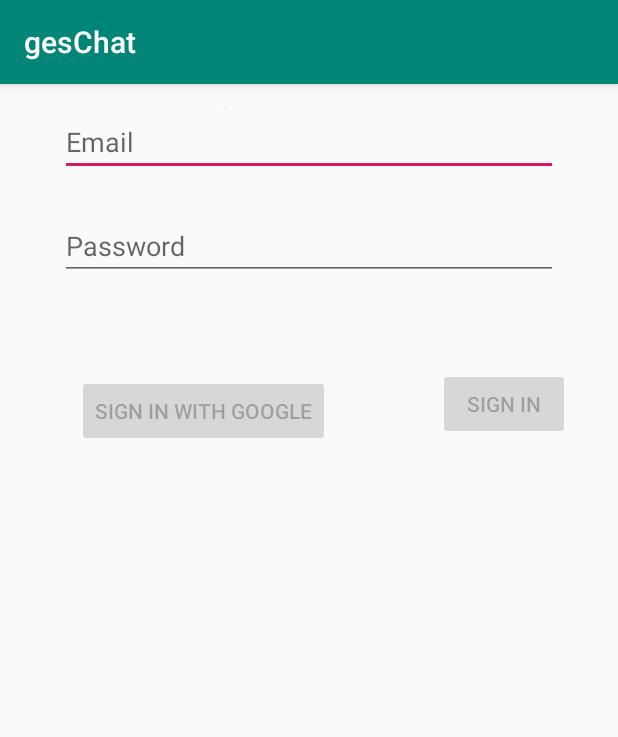
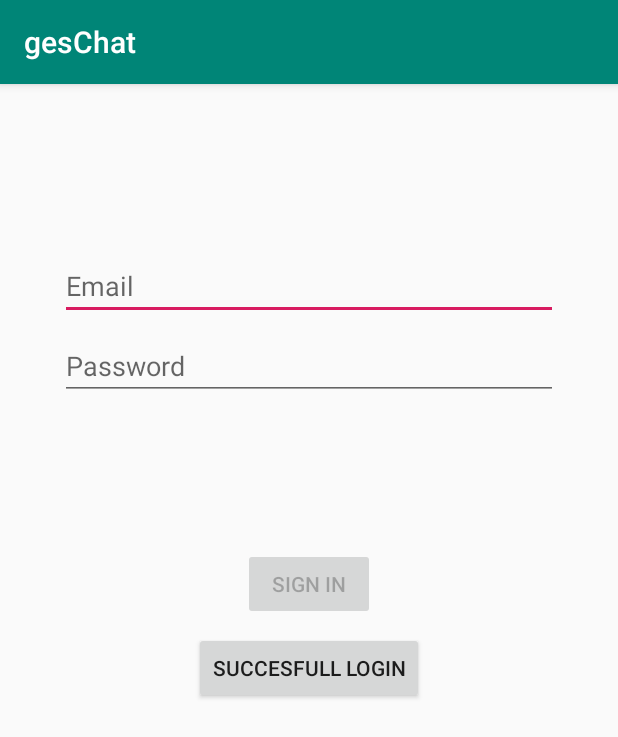
Before and after one commit to marylicious/GesChat, an Android app: the screen it shows after launch (LoginActivity), on a phone screen of 412 x 824 dp. Shown: the top 737 px of the screen. Run offline under Robolectric (Android 15) with nearby library versions, the phone set to English and light mode, and no system bars.

Commit message:
fixing merge issue with activity login

```diff
--- a/app/src/main/java/com/example/geschat/ui/login/LoginActivity.java
+++ b/app/src/main/java/com/example/geschat/ui/login/LoginActivity.java
@@ -10,7 +10,7 @@ import com.example.geschat.R;
 
 public class LoginActivity extends AppCompatActivity {
 
-    private LoginViewModel loginViewModel;
+    //private LoginViewModel loginViewModel;
 
 
     private Button button; //Linea agregada para el cambio de abajo
--- a/app/src/main/res/layout/activity_login.xml
+++ b/app/src/main/res/layout/activity_login.xml
@@ -16,6 +16,7 @@
         android:layout_width="0dp"
         android:layout_height="wrap_content"
         android:layout_marginStart="24dp"
+        android:layout_marginTop="96dp"
         android:layout_marginEnd="24dp"
 
         android:hint="@string/prompt_email"
@@ -23,14 +24,14 @@
         android:selectAllOnFocus="true"
         app:layout_constraintEnd_toEndOf="parent"
         app:layout_constraintStart_toStartOf="parent"
-        tools:layout_editor_absoluteY="182dp" />
+        app:layout_constraintTop_toTopOf="parent" />
 
     <EditText
         android:id="@+id/password"
         android:layout_width="0dp"
         android:layout_height="wrap_content"
         android:layout_marginStart="24dp"
-        android:layout_marginTop="24dp"
+        android:layout_marginTop="8dp"
         android:layout_marginEnd="24dp"
 
         android:hint="@string/prompt_password"
@@ -43,40 +44,21 @@
         app:layout_constraintTop_toBottomOf="@+id/username" />
 
     <Button
-        android:id="@+id/logingoogle"
-        android:layout_width="wrap_content"
-        android:layout_height="wrap_content"
-        android:layout_gravity="start"
-        android:layout_marginStart="24dp"
-        android:layout_marginLeft="24dp"
-        android:layout_marginTop="16dp"
-        android:layout_marginEnd="8dp"
-        android:layout_marginRight="8dp"
-        android:layout_marginBottom="64dp"
-        android:enabled="false"
-        android:text="@string/action_sign_in_google"
-        app:layout_constraintBottom_toBottomOf="parent"
-        app:layout_constraintEnd_toStartOf="@+id/login"
-        app:layout_constraintHorizontal_bias="0.153"
-        app:layout_constraintStart_toStartOf="parent"
-        app:layout_constraintTop_toBottomOf="@+id/password"
-        app:layout_constraintVertical_bias="0.096" />
-
-    <Button
         android:id="@+id/login"
         android:layout_width="wrap_content"
         android:layout_height="wrap_content"
         android:layout_gravity="start"
+        android:layout_marginStart="48dp"
         android:layout_marginTop="16dp"
-        android:layout_marginEnd="16dp"
-        android:layout_marginRight="16dp"
+        android:layout_marginEnd="48dp"
         android:layout_marginBottom="64dp"
         android:enabled="false"
         android:text="@string/action_sign_in"
         app:layout_constraintBottom_toBottomOf="parent"
         app:layout_constraintEnd_toEndOf="parent"
+        app:layout_constraintStart_toStartOf="parent"
         app:layout_constraintTop_toBottomOf="@+id/password"
-        app:layout_constraintVertical_bias="0.087" />
+        app:layout_constraintVertical_bias="0.2" />
 
     <ProgressBar
         android:id="@+id/loading"
@@ -95,8 +77,9 @@
         app:layout_constraintVertical_bias="0.3" />
 
 
-    <TextView
-        android:id="@+id/textView"
+    //PROBANDOOO
+    <Button
+        android:id="@+id/button"
         android:layout_width="wrap_content"
         android:layout_height="wrap_content"
         android:layout_marginStart="8dp"
@@ -104,13 +87,8 @@
         android:layout_marginTop="8dp"
         android:layout_marginEnd="8dp"
         android:layout_marginRight="8dp"
-        android:layout_marginBottom="8dp"
-        android:text="@string/app_name"
-        android:textSize="36sp"
-        app:layout_constraintBottom_toTopOf="@+id/username"
+        android:text="Succesfull Login"
         app:layout_constraintEnd_toEndOf="parent"
         app:layout_constraintStart_toStartOf="parent"
-        app:layout_constraintTop_toTopOf="parent"
-        app:layout_constraintVertical_bias="0.849" />
-
+        app:layout_constraintTop_toBottomOf="@+id/login" />
 </android.support.constraint.ConstraintLayout>
```
